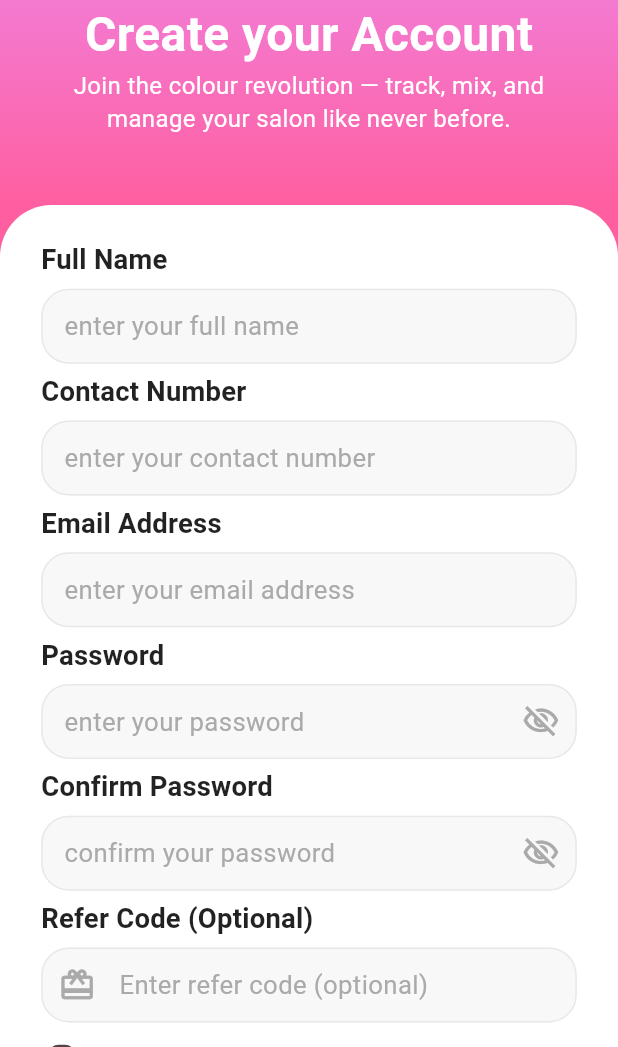
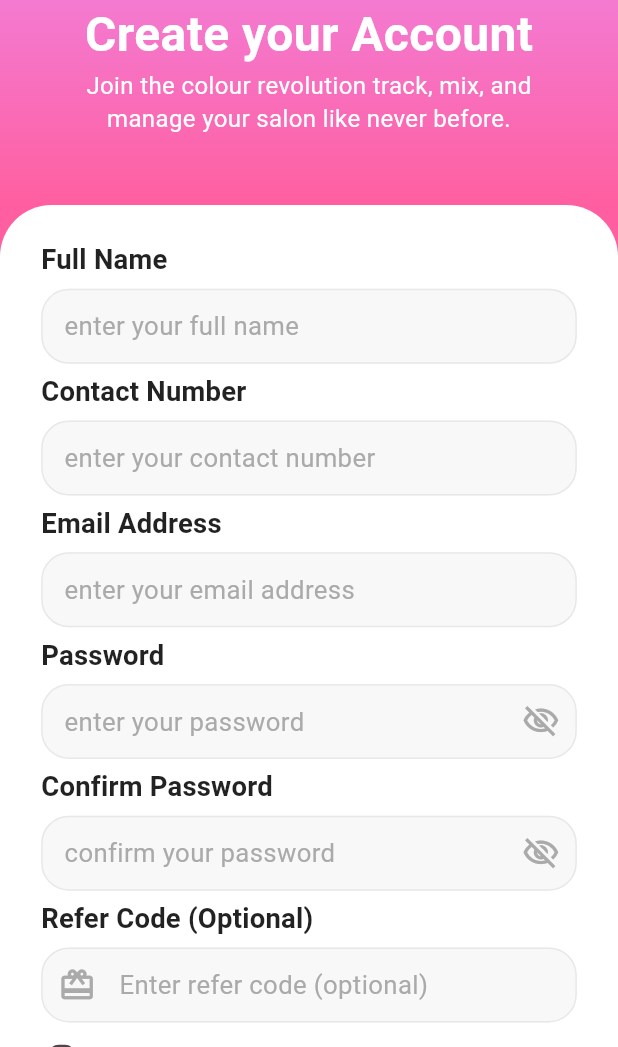
Before and after one commit to Tasin44/My-color-cost-Mobile-App-frontend, a Flutter app: the SignUpScreen screen opened directly with empty values, on a phone screen of 412 x 824 dp, the part 189-1236 px from its top. Run offline on Flutter 3.47's test engine with Material 3 defaults, Android fonts, the phone set to English and light mode, and no system bars; our stand-ins replace cached_network_image, country_picker, fl_chart, flutter_screenutil, flutter_svg, get and 3 more; missing offline and left inert: mobile_scanner, onesignal_flutter, purchases_flutter; accounts and stored records are empty; project files that could hold a hidden picture were left out.

Commit message:
signup - updated

```diff
--- a/lib/app/views/screens/auth/signup/sign_up_screen.dart
+++ b/lib/app/views/screens/auth/signup/sign_up_screen.dart
@@ -88,7 +88,7 @@ class _SignUpScreenState extends State<SignUpScreen> {
                   Padding(
                     padding: EdgeInsets.symmetric(horizontal: 40.w),
                     child: Text(
-                      'Join the colour revolution — track, mix, and manage your salon like never before.',
+                      'Join the colour revolution track, mix, and manage your salon like never before.',
                       style: AppTextStyle.bodyMedium.copyWith(
                         fontSize: 14.sp,
                         height: 1.4,
```
